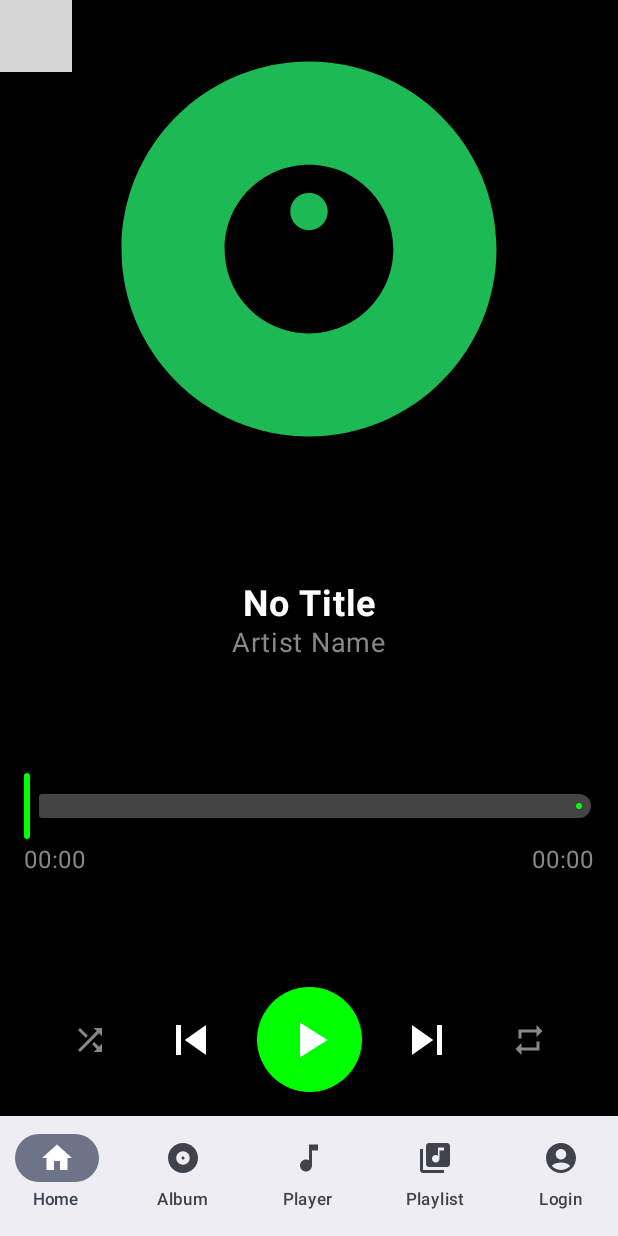
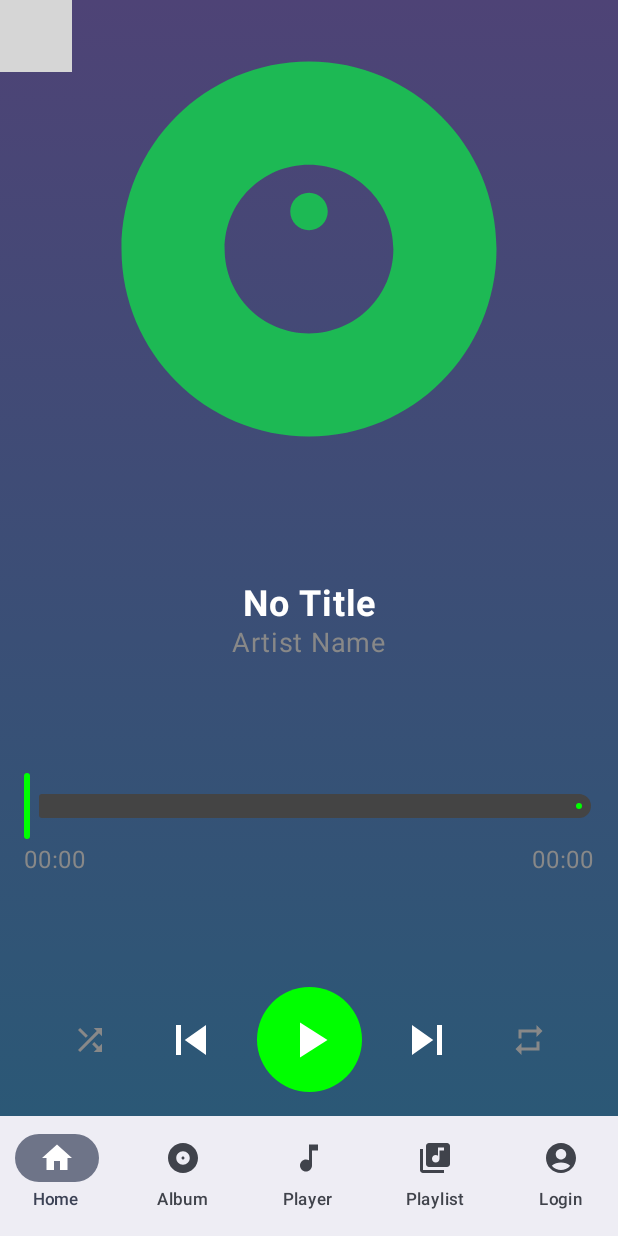
Before and after one commit to 2uan2/soUNd, an Android app built with Jetpack Compose: the PlayerScreen screen opened through its navigation route, on a phone screen of 412 x 824 dp. Run offline under Robolectric (Android 15) with nearby library versions, the phone set to English and light mode, and no system bars; pictures from the network do not load; 4 statements that could not run were skipped; grey boxes are pictures that could not be loaded.

Commit message:
change Background color for playerScreen and change a little in Album screen UI

```diff
--- a/app/src/main/java/com/example/sound/ui/player/PlayerScreen.kt
+++ b/app/src/main/java/com/example/sound/ui/player/PlayerScreen.kt
@@ -40,6 +40,7 @@ import androidx.compose.runtime.setValue
 import androidx.compose.ui.Alignment
 import androidx.compose.ui.Modifier
 import androidx.compose.ui.draw.clip
+import androidx.compose.ui.graphics.Brush
 import androidx.compose.ui.graphics.Color
 import androidx.compose.ui.layout.ContentScale
 import androidx.compose.ui.platform.LocalContext
@@ -103,7 +104,7 @@ fun PlayerScreen(
                     sliderPosition = if (duration > 0) position.toFloat() / duration else 0f
 
                     // 👇 Check kết thúc bài
-                    if (position >= duration && duration > 0) {
+                    if (duration in 1..position) {
                         when (playerViewModel.repeatMode) {
                             RepeatMode.REPEAT_ONE -> {
                                 controller.seekTo(0)
@@ -129,7 +130,11 @@ fun PlayerScreen(
     Box(
         modifier = Modifier
             .fillMaxSize()
-            .background(Color.Black)
+            .background(
+                brush = Brush.verticalGradient(
+                    colors = listOf(Color(0xFF4e4376), Color(0xFF2b5876))
+                )
+            )
     ) {
         Column(
             modifier = Modifier
```
Also changed, not shown: app/src/main/java/com/example/sound/ui/album/AlbumListScreen.kt (+39 -5 lines).
